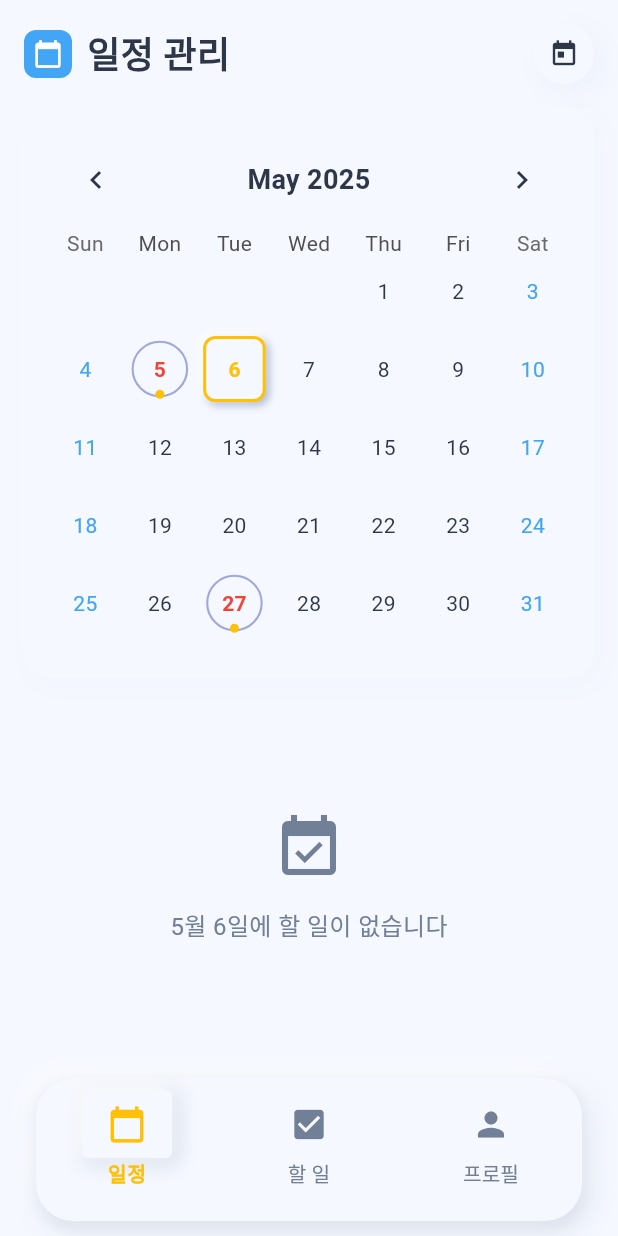
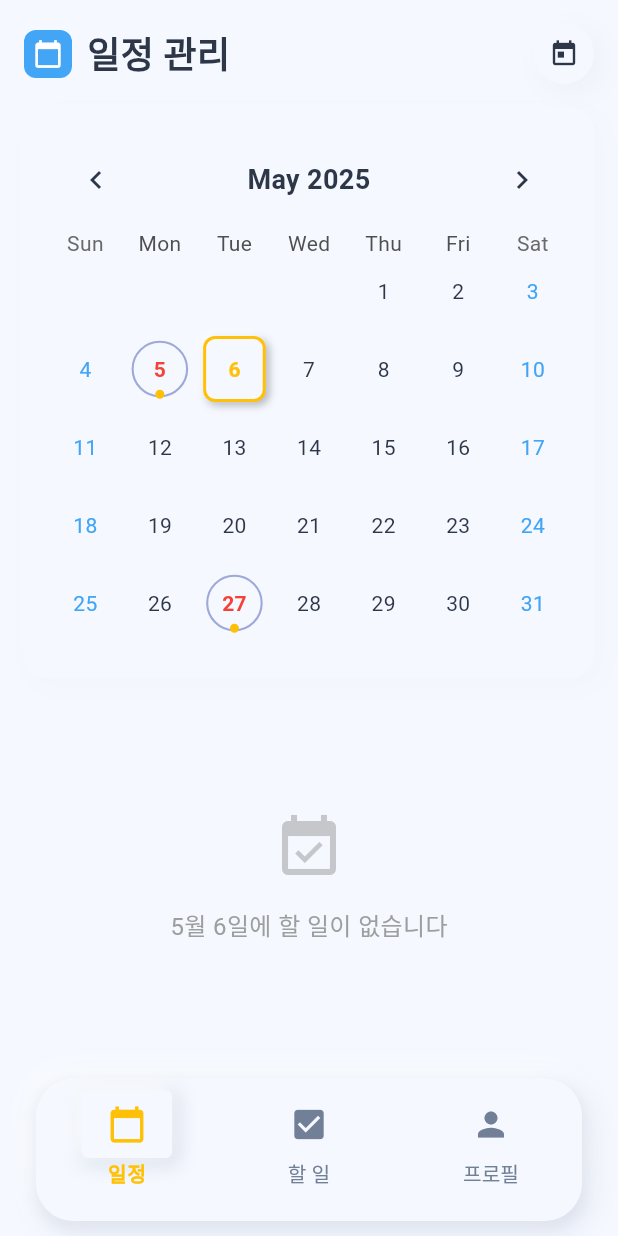
Before and after one commit to dogdogcode/toDo-List, a Flutter app: the screen it shows after launch, on a phone screen of 412 x 824 dp. Run offline on Flutter 3.47's test engine with Material 3 defaults, Android fonts, the phone set to English and light mode, and no system bars; drawn by our look-alikes of table_calendar; our stand-ins replace shared_preferences.

Commit message:
오류 수정 및 기능 추가

```diff
--- a/lib/screens/calendar_screen.dart
+++ b/lib/screens/calendar_screen.dart
@@ -101,9 +101,7 @@ class _CalendarScreenState extends State<CalendarScreen> {
             _buildCalendar(),
 
             // 선택한 날짜의 할 일 목록
-            Expanded(
-              child: _buildEventList(),
-            ),
+            Expanded(child: _buildEventList()),
           ],
         ),
       ),
@@ -197,14 +195,14 @@ class _CalendarScreenState extends State<CalendarScreen> {
               color: NeumorphicStyles.backgroundColor,
               borderRadius: BorderRadius.circular(8),
               boxShadow: [
-                BoxShadow(
-                  color: NeumorphicStyles.darkShadow.withValues(alpha: 51),
-                  offset: const Offset(2, 2),
+                const BoxShadow(
+                  color: Color.fromRGBO(0, 0, 0, 0.2),
+                  offset: Offset(2, 2),
                   blurRadius: 4,
                 ),
-                BoxShadow(
-                  color: NeumorphicStyles.lightShadow.withValues(alpha: 178),
-                  offset: const Offset(-2, -2),
+                const BoxShadow(
+                  color: Color.fromRGBO(255, 255, 255, 0.7),
+                  offset: Offset(-2, -2),
                   blurRadius: 4,
                 ),
               ],
@@ -218,14 +216,14 @@ class _CalendarScreenState extends State<CalendarScreen> {
               color: NeumorphicStyles.backgroundColor,
               borderRadius: BorderRadius.circular(8),
               boxShadow: [
-                BoxShadow(
-                  color: NeumorphicStyles.darkShadow.withValues(alpha: 76),
-                  offset: const Offset(2, 2),
+                const BoxShadow(
+                  color: Color.fromRGBO(0, 0, 0, 0.3),
+                  offset: Offset(2, 2),
                   blurRadius: 4,
                 ),
-                BoxShadow(
-                  color: NeumorphicStyles.lightShadow.withValues(alpha: 178),
-                  offset: const Offset(-2, -2),
+                const BoxShadow(
+                  color: Color.fromRGBO(255, 255, 255, 0.7),
+                  offset: Offset(-2, -2),
                   blurRadius: 4,
                 ),
               ],
@@ -256,9 +254,7 @@ class _CalendarScreenState extends State<CalendarScreen> {
               color: NeumorphicStyles.primaryButtonColor,
             ),
             // 기본 텍스트 스타일
-            defaultTextStyle: const TextStyle(
-              color: NeumorphicStyles.textDark,
-            ),
+            defaultTextStyle: const TextStyle(color: NeumorphicStyles.textDark),
           ),
           headerStyle: HeaderStyle(
             formatButtonVisible: false,
@@ -301,19 +297,21 @@ class _CalendarScreenState extends State<CalendarScreen> {
                 alignment: Alignment.center,
                 decoration: BoxDecoration(
                   // 둥근 모양에서 네모 형태로 변경
-                  borderRadius: BorderRadius.circular(8), // 둥근 모서리를 8로 줄임 (네모에 가깝게)
+                  borderRadius: BorderRadius.circular(
+                    8,
+                  ), // 둥근 모서리를 8로 줄임 (네모에 가깝게)
                   // 뉴모피즘 스타일 적용
                   color: NeumorphicStyles.backgroundColor,
                   boxShadow: [
-                    BoxShadow(
-                      color: NeumorphicStyles.darkShadow.withValues(alpha: 76),
-                      offset: const Offset(2, 2),
+                    const BoxShadow(
+                      color: Color.fromRGBO(0, 0, 0, 0.3),
+                      offset: Offset(2, 2),
                       blurRadius: 4,
                       spreadRadius: 0,
                     ),
-                    BoxShadow(
-                      color: NeumorphicStyles.lightShadow.withValues(alpha: 178),
-                      offset: const Offset(-2, -2),
+                    const BoxShadow(
+                      color: Color.fromRGBO(255, 255, 255, 0.7),
+                      offset: Offset(-2, -2),
                       blurRadius: 4,
                       spreadRadius: 0,
                     ),
@@ -376,15 +374,12 @@ class _CalendarScreenState extends State<CalendarScreen> {
             Icon(
               Icons.event_available,
               size: 48,
-              color: NeumorphicStyles.textLight.withValues(alpha: 127),
+              color: const Color.fromRGBO(150, 150, 150, 0.5),
             ),
             const SizedBox(height: 16),
             Text(
               '${_selectedDay?.month}월 ${_selectedDay?.day}일에 할 일이 없습니다',
-              style: TextStyle(
-                color: NeumorphicStyles.textLight,
-                fontSize: 16,
-              ),
+              style: const TextStyle(color: Color(0xFF9E9E9E), fontSize: 16),
             ),
           ],
         ),
@@ -395,12 +390,12 @@ class _CalendarScreenState extends State<CalendarScreen> {
       padding: const EdgeInsets.all(16),
       children: [
         // 공휴일 표시
-        if (hasHoliday) ...[
+        if (hasHoliday)
           Padding(
             padding: const EdgeInsets.only(bottom: 16),
             child: NeumorphicContainer(
               padding: const EdgeInsets.all(16),
-              color: Colors.red.withValues(alpha: 50),
+              color: const Color.fromRGBO(255, 0, 0, 0.05),
               child: Column(
                 crossAxisAlignment: CrossAxisAlignment.start,
                 children: [
@@ -408,22 +403,24 @@ class _CalendarScreenState extends State<CalendarScreen> {
                     children: [
                       Icon(
                         Icons.celebration,
-                        color: Colors.red,
+                        color: const Color(0xFFFF0000),
                         size: 20,
                       ),
                       const SizedBox(width: 8),
                       Text(
                         '공휴일',
-                        style: TextStyle(
+                        style: const TextStyle(
                           fontWeight: FontWeight.bold,
                           fontSize: 16,
-                          color: Colors.red,
+                          color: Color(0xFFFF0000),
                         ),
                       ),
                     ],
                   ),
                   const SizedBox(height: 8),
-                  ...holidays.map((holiday) => Padding(
+                  // 공휴일 리스트를 for 루프로 대체
+                  for (var holiday in holidays)
+                    Padding(
                       padding: const EdgeInsets.only(top: 4),
                       child: Text(
                         holiday,
@@ -433,12 +430,11 @@ class _CalendarScreenState extends State<CalendarScreen> {
                           color: Colors.black87,
                         ),
                       ),
-                  )).toList(),
+                    ),
                 ],
               ),
             ),
           ),
-        ],
 
         // 할 일 목록
         if (_selectedEvents.isEmpty)
@@ -456,20 +452,19 @@ class _CalendarScreenState extends State<CalendarScreen> {
   }
 
   Widget _buildEventCard(Todo todo) {
-    // 태그별 색상 배열
-    final tagColors = [
-      NeumorphicStyles.primaryButtonColor,
-      NeumorphicStyles.secondaryButtonColor,
-      Colors.green,
-      Colors.purple,
-      Colors.orange,
+    // 태그별 색상 배열 - 고정 색상 사용
+    final tagColors = const [
+      Color(0xFF3D5AFE), // Primary Button Color
+      Color(0xFF651FFF), // Secondary Button Color
+      Color(0xFF00C853), // Green
+      Color(0xFFAA00FF), // Purple
+      Color(0xFFFF9100), // Orange
     ];
 
     return NeumorphicContainer(
       width: double.infinity,
       padding: const EdgeInsets.symmetric(horizontal: 16, vertical: 12),
       intensity: 0.08,
-      // constraints 대신 height 속성 사용
       height: 120,
       child: Stack(
         children: [
@@ -496,19 +491,18 @@ class _CalendarScreenState extends State<CalendarScreen> {
                       style: TextStyle(
                         fontSize: 16,
                         fontWeight: FontWeight.bold,
-                        color: NeumorphicStyles.textDark,
-                        decoration: todo.completed
-                            ? TextDecoration.lineThrough
-                            : null,
+                        color: const Color(0xFF212121),
+                        decoration:
+                            todo.completed ? TextDecoration.lineThrough : null,
                       ),
                     ),
                     if (todo.memo != null && todo.memo!.isNotEmpty) ...[
                       const SizedBox(height: 4),
                       Text(
                         todo.memo!,
-                    style: TextStyle(
+                        style: const TextStyle(
                           fontSize: 14,
-                      color: NeumorphicStyles.textLight,
+                          color: Color(0xFF757575),
                         ),
                         maxLines: 2,
                         overflow: TextOverflow.ellipsis,
@@ -519,7 +513,8 @@ class _CalendarScreenState extends State<CalendarScreen> {
                       Wrap(
                         spacing: 4,
                         runSpacing: 4,
-                    children: todo.tags.map((tag) {
+                        children:
+                            todo.tags.map((tag) {
                               final index = todo.tags.indexOf(tag);
                               final color = tagColors[index % tagColors.length];
                               return Container(
@@ -528,10 +523,20 @@ class _CalendarScreenState extends State<CalendarScreen> {
                                   vertical: 2,
                                 ),
                                 decoration: BoxDecoration(
-                          color: color.withValues(alpha: 25),
+                                  color: Color.fromRGBO(
+                                    color.r.toInt(),
+                                    color.g.toInt(),
+                                    color.b.toInt(),
+                                    0.1,
+                                  ),
                                   borderRadius: BorderRadius.circular(12),
                                   border: Border.all(
-                            color: color.withValues(alpha: 76),
+                                    color: Color.fromRGBO(
+                                      color.r.toInt(),
+                                      color.g.toInt(),
+                                      color.b.toInt(),
+                                      0.3,
+                                    ),
                                     width: 1,
                                   ),
                                 ),
@@ -544,11 +549,13 @@ class _CalendarScreenState extends State<CalendarScreen> {
                                   ),
                                 ),
                               );
-                    }),
+                            }).toList(),
                       ),
                     ],
                   ],
                 ),
+              ),
+            ],
           ),
           // 삭제 버튼
           Positioned(
@@ -557,7 +564,7 @@ class _CalendarScreenState extends State<CalendarScreen> {
             child: IconButton(
               icon: Icon(
                 Icons.delete_outline,
-                color: Colors.red.withValues(alpha: 178),
+                color: const Color.fromRGBO(255, 0, 0, 0.7),
               ),
               onPressed: () async {
                 await TodoService.deleteTodo(todo.id);
```
Also changed, not shown: lib/main.dart (+8 -9 lines). Lines whose indentation alone changed are shown as unchanged.
